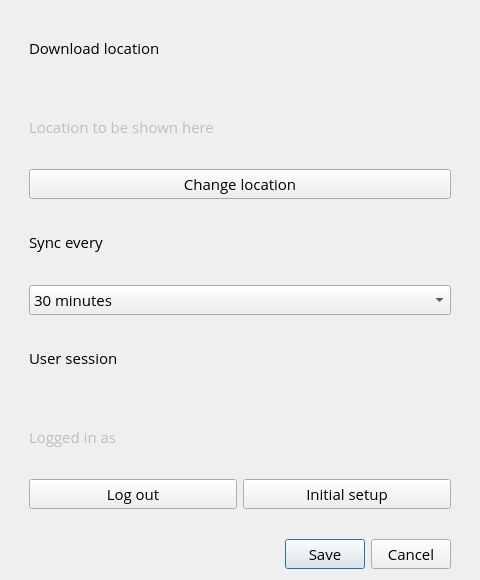
First picture: the form in blackboard_sync/qt/SettingsWindow.ui, repository sanjacob/BlackboardSync, before the edit.
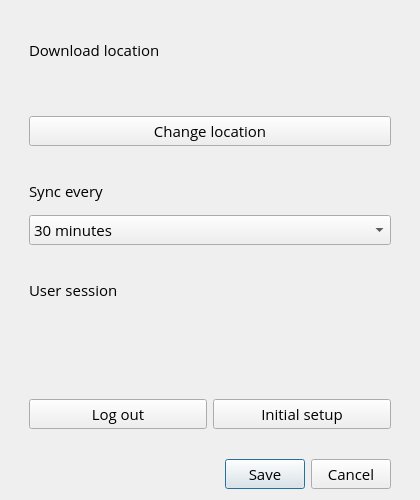
Second picture: the form after the edit. Icons and pictures are not drawn.

Commit message:
Add version label to preferences and tweak window size (#378)
* Add version label in preferences

* Add message when version was not detected, change preferences title

* Update translation strings

* Fix type checker warning

* Include version in PyInstaller build and fix package name

* Fix qt test

* Fetch entire repo history in PyInstaller build

Diff of the .ui file:
```diff
--- a/blackboard_sync/qt/SettingsWindow.ui
+++ b/blackboard_sync/qt/SettingsWindow.ui
@@ -6,20 +6,20 @@
    <rect>
     <x>0</x>
     <y>0</y>
-    <width>480</width>
-    <height>580</height>
+    <width>420</width>
+    <height>500</height>
    </rect>
   </property>
   <property name="minimumSize">
    <size>
-    <width>360</width>
-    <height>540</height>
+    <width>400</width>
+    <height>450</height>
    </size>
   </property>
   <property name="maximumSize">
    <size>
-    <width>480</width>
-    <height>580</height>
+    <width>500</width>
+    <height>600</height>
    </size>
   </property>
   <property name="windowTitle">
@@ -48,6 +48,22 @@
    </item>
    <item>
     <layout class="QVBoxLayout" name="verticalLayout_2">
+     <item>
+      <spacer name="verticalSpacer_3">
+       <property name="orientation">
+        <enum>Qt::Vertical</enum>
+       </property>
+       <property name="sizeType">
+        <enum>QSizePolicy::Fixed</enum>
+       </property>
+       <property name="sizeHint" stdset="0">
+        <size>
+         <width>20</width>
+         <height>20</height>
+        </size>
+       </property>
+      </spacer>
+     </item>
      <item>
       <widget class="QLabel" name="download_location_label">
        <property name="font">
@@ -73,7 +89,7 @@
         </font>
        </property>
        <property name="text">
-        <string>Location to be shown here</string>
+        <string/>
        </property>
        <property name="wordWrap">
         <bool>true</bool>
@@ -93,6 +109,22 @@
        </property>
       </widget>
      </item>
+     <item>
+      <spacer name="verticalSpacer_2">
+       <property name="orientation">
+        <enum>Qt::Vertical</enum>
+       </property>
+       <property name="sizeType">
+        <enum>QSizePolicy::Fixed</enum>
+       </property>
+       <property name="sizeHint" stdset="0">
+        <size>
+         <width>20</width>
+         <height>20</height>
+        </size>
+       </property>
+      </spacer>
+     </item>
      <item>
       <widget class="QLabel" name="frequency_label">
        <property name="font">
@@ -134,6 +166,22 @@
        </item>
       </widget>
      </item>
+     <item>
+      <spacer name="verticalSpacer">
+       <property name="orientation">
+        <enum>Qt::Vertical</enum>
+       </property>
+       <property name="sizeType">
+        <enum>QSizePolicy::Fixed</enum>
+       </property>
+       <property name="sizeHint" stdset="0">
+        <size>
+         <width>20</width>
+         <height>20</height>
+        </size>
+       </property>
+      </spacer>
+     </item>
      <item>
       <widget class="QLabel" name="session_label">
        <property name="font">
@@ -159,7 +207,17 @@
         </font>
        </property>
        <property name="text">
-        <string>Logged in as</string>
+        <string/>
+       </property>
+      </widget>
+     </item>
+     <item>
+      <widget class="QLabel" name="version_label">
+       <property name="enabled">
+        <bool>false</bool>
+       </property>
+       <property name="text">
+        <string/>
        </property>
       </widget>
      </item>
```
Left out of the diff: 2 changed lines with no effect on the pictures. The commit also changes 13 other files.
